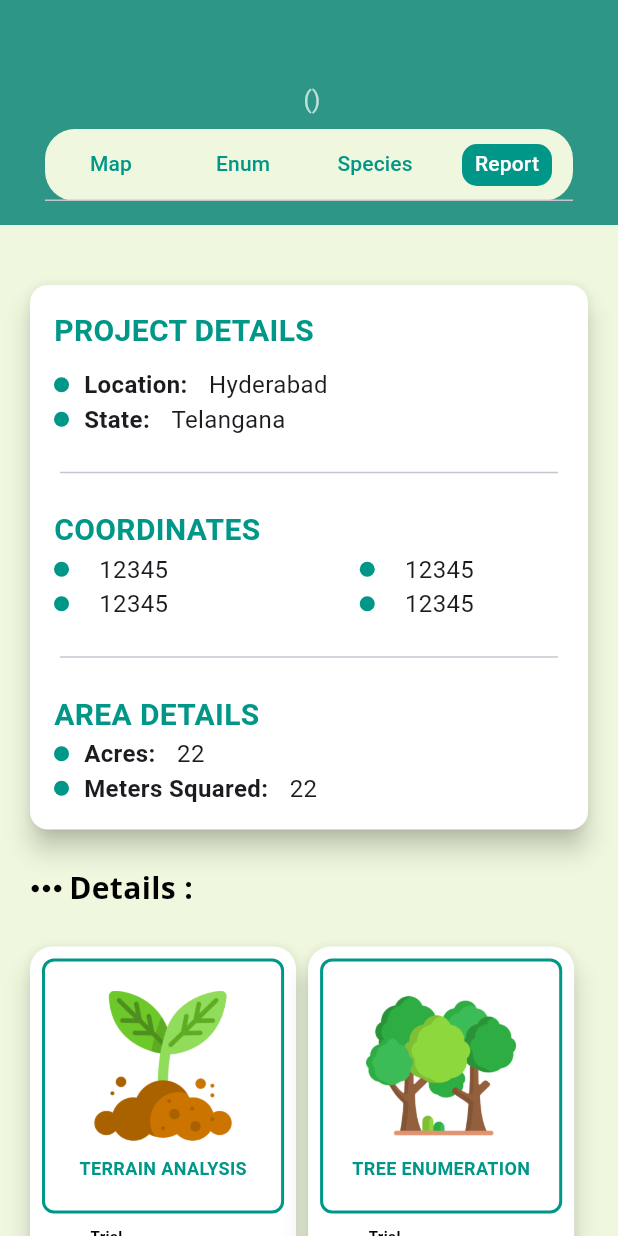
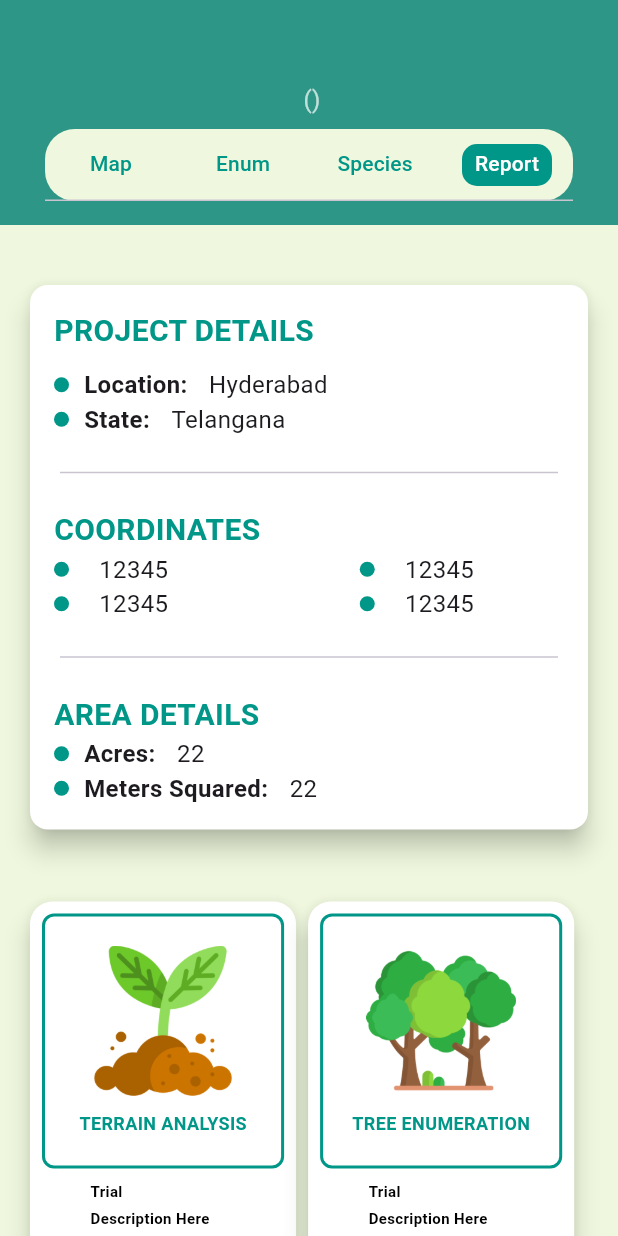
Before and after one commit to vedanthire14/Vanrakshak-SIH-, a Flutter app: the ProjectMainScreen screen opened directly with empty values, tab 4 chosen, on a phone screen of 412 x 824 dp. Run offline on Flutter 3.47's test engine with Material 3 defaults, Android fonts, the phone set to English and light mode, and no system bars; our stand-ins replace cloud_firestore, dotted_border, firebase_auth, firebase_core, fl_chart, flutter_speed_dial and 2 more; missing offline and left inert: feature_discovery, maps_toolkit; accounts and stored records are empty; project files that could hold a hidden picture were left out.

Commit message:
minor changes

```diff
--- a/lib/resources/projectScreens/enumerationScreenData.dart
+++ b/lib/resources/projectScreens/enumerationScreenData.dart
@@ -59,7 +59,7 @@ class EnumScreenData extends ChangeNotifier {
                 SizedBox(height: 20),
                 MapImageCard(
                     imageUrl: snapshot["map"]["satelliteImageWithNoPolygon"],
-                    text: "Marked Polygon Area"),
+                    text: "MARKED POLYGON IN AREA"),
                 SizedBox(height: 20),
                 SizedBox(height: 40),
               ],
@@ -78,7 +78,7 @@ class EnumScreenData extends ChangeNotifier {
                   ),
                   MapImageCard(
                       imageUrl: snapshot["map"]["satelliteImageWithNoPolygon"],
-                      text: "Construction Polygon"),
+                      text: "CONSTRUSTION POLYGON"),
                   SizedBox(
                     height: 20,
                   ),
--- a/lib/resources/projectScreens/mappingScreenData.dart
+++ b/lib/resources/projectScreens/mappingScreenData.dart
@@ -90,7 +90,7 @@ class MapScreenData extends ChangeNotifier {
               MapImageCard(
                   imageUrl: snapshot["map"]
                       ["satelliteImageWithPolygonUnmasked"],
-                  text: "Satellite Image With Polygon"),
+                  text: "SATELLITE IMAGE WITH POLYGON"),
               SizedBox(
                 height: 30,
               ),
@@ -122,6 +122,8 @@ class MapScreenData extends ChangeNotifier {
 
       //main Code for not mapped
       return SingleChildScrollView(
+        child: Container(
+          color: Color.fromARGB(255, 239, 248, 222),
           child: Center(
             child: Column(
               children: [
@@ -167,8 +169,8 @@ class MapScreenData extends ChangeNotifier {
                         ),
                       );
                     },
-                  child:
-                      Text("OPEN MAPS", style: TextStyle(color: Colors.white)),
+                    child: Text("OPEN MAPS",
+                        style: TextStyle(color: Colors.white)),
                   ),
                 ),
                 SizedBox(
@@ -216,6 +218,7 @@ class MapScreenData extends ChangeNotifier {
               ],
             ),
           ),
+        ),
       );
     }
   }
--- a/lib/screens/projectScreens/dashboardScreen.dart
+++ b/lib/screens/projectScreens/dashboardScreen.dart
@@ -1,6 +1,5 @@
 import 'package:flutter/material.dart';
 import 'package:google_fonts/google_fonts.dart';
-
 import 'package:vanrakshak/widgets/Dashboard/dashBoardDetailCard.dart';
 import 'package:vanrakshak/widgets/Dashboard/areaCoordinateCard.dart';
 
@@ -47,20 +46,20 @@ class _DashBoardScreenState extends State<DashBoardScreen> {
               //   polygonCoordinates: polygonCoordinates,
               // ), //In widget Section
               const SizedBox(height: 20),
-              Row(
-                children: [
-                  const Icon(
-                    Icons.more_horiz,
-                    color: Colors.black,
-                    size: 30.0,
-                  ),
-                  Text("Details :",
-                      style: GoogleFonts.openSans(
-                          color: Colors.black,
-                          fontSize: 20.0,
-                          fontWeight: FontWeight.bold)),
-                ],
-              ),
+              // Row(
+              //   children: [
+              //     const Icon(
+              //       Icons.more_horiz,
+              //       color: Colors.black,
+              //       size: 30.0,
+              //     ),
+              //     Text("Details :",
+              //         style: GoogleFonts.openSans(
+              //             color: Colors.black,
+              //             fontSize: 20.0,
+              //             fontWeight: FontWeight.bold)),
+              //   ],
+              // ),
               const SizedBox(height: 20),
               Row(
                 children: [
```
Also changed, not shown: lib/widgets/project/mappingScreen/mapImageCard.dart (+10 -10 lines). Lines whose indentation alone changed are shown as unchanged.
